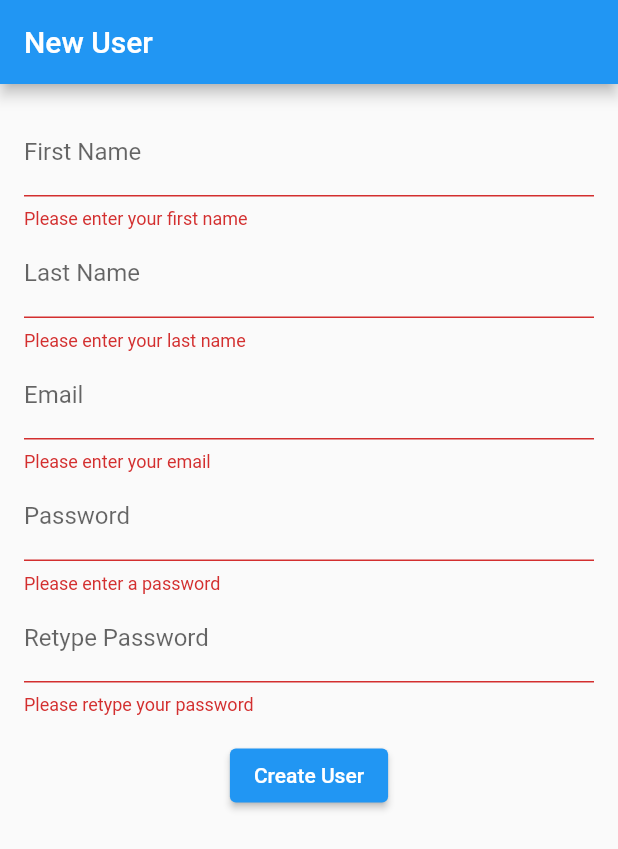
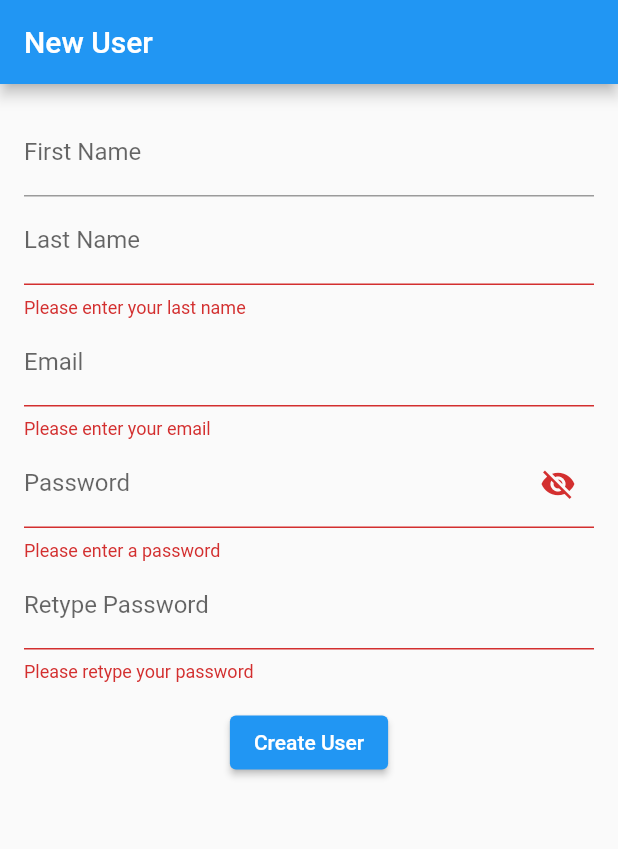
Before and after one commit to Sisayteshome/registrationform, a Flutter app: the screen it shows after launch, after a tap on "Create User", on a phone screen of 412 x 824 dp. Shown: the top 849 px of the screen. Run offline on Flutter 3.47's test engine with Material 2 defaults, Android fonts, the phone set to English and light mode, and no system bars.

Commit message:
final commit

```diff
--- a/registration/lib/main.dart
+++ b/registration/lib/main.dart
@@ -9,8 +9,10 @@ class MyApp extends StatelessWidget {
   @override
   Widget build(BuildContext context) {
     return MaterialApp(
+      debugShowCheckedModeBanner: false,
       title: 'Registration Form',
       home: Scaffold(
+
         appBar: AppBar(
           title: Text('New User'),
         ),
--- a/registration/lib/registration.dart
+++ b/registration/lib/registration.dart
@@ -15,6 +15,7 @@ class _RegistrationFormState extends State<RegistrationForm> {
   String _email = '';
   String _password = '';
   String _retypePassword = '';
+  bool _passwordVisible = false;
 
   void _createUser() {
     if (_formKey.currentState!.validate()) {
@@ -38,12 +39,6 @@ class _RegistrationFormState extends State<RegistrationForm> {
         children: [
           TextFormField(
             decoration: InputDecoration(labelText: 'First Name'),
-            validator: (value) {
-              if (value!.isEmpty) {
-                return 'Please enter your first name';
-              }
-              return null;
-            },
             onChanged: (value) {
               _firstName = value;
             },
@@ -71,7 +66,8 @@ TextFormField(
               if (value == null || value.isEmpty) {
                 return 'Please enter your email';
               }
-                  if (!value.contains(RegExp(r'^[\w-]+(\.[\w-]+)*@([\w-]+\.)+[a-zA-Z]{2,7}$'))) {
+              if (!value.contains(
+                  RegExp(r'^[\w-]+(\.[\w-]+)*@([\w-]+\.)+[a-zA-Z]{2,7}$'))) {
                 return 'Invalid email format';
               }
               return null;
@@ -84,8 +80,20 @@ TextFormField(
           ),
 
           TextFormField(
-  decoration: InputDecoration(labelText: 'Password'),
-  obscureText: true,
+            decoration: InputDecoration(
+              labelText: 'Password',
+              suffixIcon: IconButton(
+                icon: Icon(
+                  _passwordVisible ? Icons.visibility : Icons.visibility_off,
+                ),
+                onPressed: () {
+                  setState(() {
+                    _passwordVisible = !_passwordVisible;
+                  });
+                },
+              ),
+            ),
+            obscureText: !_passwordVisible,
             controller: _passwordController,
             validator: (value) {
               if (value!.isEmpty) {
@@ -111,6 +119,7 @@ TextFormField(
           ),
 
           // ...
+
           TextFormField(
             decoration: InputDecoration(labelText: 'Retype Password'),
             obscureText: true,
```
Lines whose indentation alone changed are shown as unchanged.
